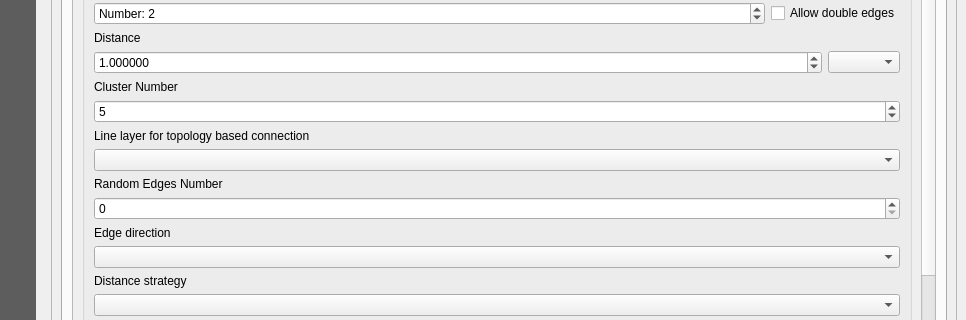
First picture: the form in views/PluginDialog.ui, repository S-P-A-N-N-E-R-S/Frontend, before the edit; both pictures show x 134 to 1100 and y 382 to 702 of the 1100 by 900 pixel window.
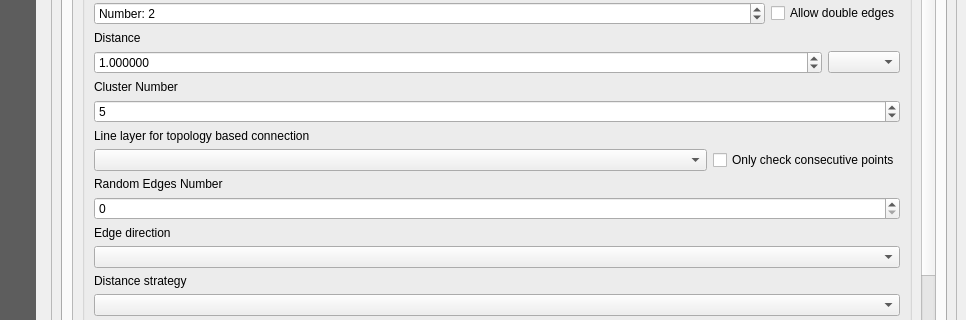
Second picture: the form after the edit. Icons and pictures are not drawn. Custom widgets are drawn as their Qt base class.

```diff
--- a/views/PluginDialog.ui
+++ b/views/PluginDialog.ui
@@ -356,7 +356,7 @@
                          <x>0</x>
                          <y>0</y>
                          <width>846</width>
-                         <height>1190</height>
+                         <height>1192</height>
                         </rect>
                        </property>
                        <layout class="QVBoxLayout" name="verticalLayout_18">
@@ -782,7 +782,43 @@
                                 </widget>
                                </item>
                                <item>
-                                <widget class="QgsMapLayerComboBox" name="create_graph_line_layer_input"/>
+                                <layout class="QHBoxLayout" name="horizontalLayout_18">
+                                 <property name="leftMargin">
+                                  <number>0</number>
+                                 </property>
+                                 <property name="topMargin">
+                                  <number>0</number>
+                                 </property>
+                                 <property name="rightMargin">
+                                  <number>0</number>
+                                 </property>
+                                 <property name="bottomMargin">
+                                  <number>0</number>
+                                 </property>
+                                 <item>
+                                  <widget class="QgsMapLayerComboBox" name="create_graph_line_layer_input">
+                                   <property name="sizePolicy">
+                                    <sizepolicy hsizetype="Expanding" vsizetype="Fixed">
+                                     <horstretch>0</horstretch>
+                                     <verstretch>0</verstretch>
+                                    </sizepolicy>
+                                   </property>
+                                  </widget>
+                                 </item>
+                                 <item>
+                                  <widget class="QCheckBox" name="create_graph_onlycheck_checkbox">
+                                   <property name="sizePolicy">
+                                    <sizepolicy hsizetype="Preferred" vsizetype="Fixed">
+                                     <horstretch>0</horstretch>
+                                     <verstretch>0</verstretch>
+                                    </sizepolicy>
+                                   </property>
+                                   <property name="text">
+                                    <string>Only check consecutive points</string>
+                                   </property>
+                                  </widget>
+                                 </item>
+                                </layout>
                                </item>
                                <item>
                                 <widget class="QLabel" name="label">
```
Left out of the diff: 4 changed lines with no effect on the pictures.
